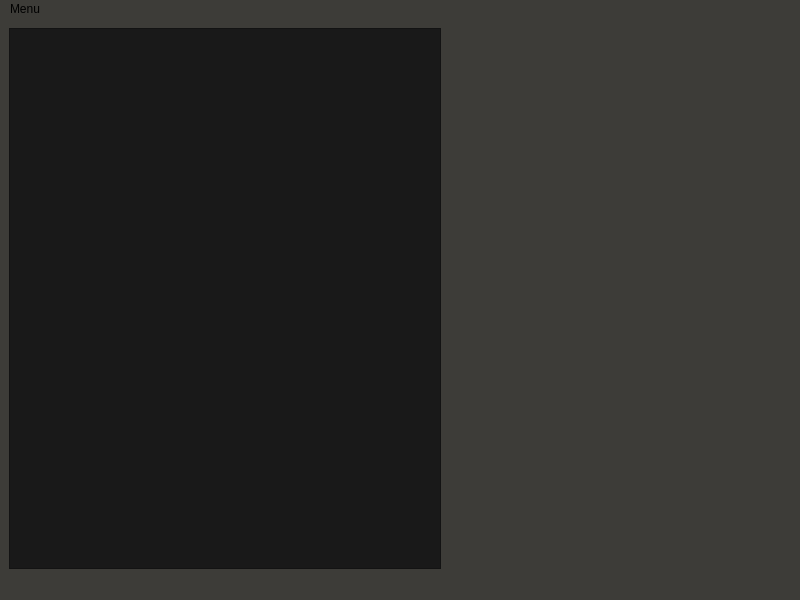
JohnCiubuc/StreamLinkerino, file src/Forms/MainWindow.ui: the form before one commit.
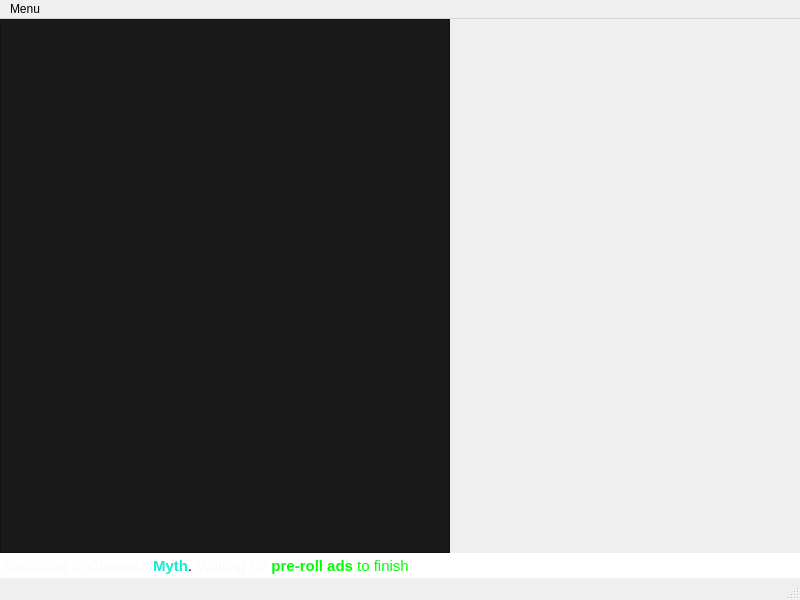
The form after the commit.

Commit message: Switching stream status alert for user

What changed in the file:
```diff
--- a/src/Forms/MainWindow.ui
+++ b/src/Forms/MainWindow.ui
@@ -14,7 +14,10 @@
    <string>MainWindow</string>
   </property>
   <property name="styleSheet">
-   <string notr="true">background-color: #3D3C38;</string>
+   <string notr="true">background-color: #3D3C38;
+QStatusBar{
+color:#F9F9F9;
+}</string>
   </property>
   <widget class="QWidget" name="centralwidget">
    <layout class="QGridLayout" name="gridLayout">
@@ -52,6 +55,24 @@
     <item row="0" column="0">
      <widget class="QWidget" name="widget_2" native="true">
       <layout class="QGridLayout" name="gridLayout_2">
+       <property name="leftMargin">
+        <number>0</number>
+       </property>
+       <property name="topMargin">
+        <number>0</number>
+       </property>
+       <property name="rightMargin">
+        <number>0</number>
+       </property>
+       <property name="bottomMargin">
+        <number>0</number>
+       </property>
+       <property name="horizontalSpacing">
+        <number>0</number>
+       </property>
+       <property name="verticalSpacing">
+        <number>5</number>
+       </property>
        <item row="0" column="0">
         <widget class="QPlainTextEdit" name="plainTextEdit">
          <property name="font">
@@ -64,14 +85,61 @@
 color:#F9F9F9;</string>
          </property>
          <property name="plainText">
-          <string>
-</string>
+          <string/>
          </property>
         </widget>
        </item>
       </layout>
      </widget>
     </item>
+    <item row="0" column="1">
+     <widget class="QWidget" name="widget" native="true">
+      <property name="minimumSize">
+       <size>
+        <width>350</width>
+        <height>0</height>
+       </size>
+      </property>
+      <property name="maximumSize">
+       <size>
+        <width>350</width>
+        <height>16777215</height>
+       </size>
+      </property>
+     </widget>
+    </item>
+    <item row="1" column="0" colspan="2">
+     <widget class="QTextEdit" name="textEdit_SwitchAlert">
+      <property name="maximumSize">
+       <size>
+        <width>16777215</width>
+        <height>25</height>
+       </size>
+      </property>
+      <property name="frameShape">
+       <enum>QFrame::NoFrame</enum>
+      </property>
+      <property name="verticalScrollBarPolicy">
+       <enum>Qt::ScrollBarAlwaysOff</enum>
+      </property>
+      <property name="horizontalScrollBarPolicy">
+       <enum>Qt::ScrollBarAlwaysOff</enum>
+      </property>
+      <property name="html">
+       <string>&lt;!DOCTYPE HTML PUBLIC &quot;-//W3C//DTD HTML 4.0//EN&quot; &quot;http://www.w3.org/TR/REC-html40/strict.dtd&quot;&gt;
+&lt;html&gt;&lt;head&gt;&lt;meta name=&quot;qrichtext&quot; content=&quot;1&quot; /&gt;&lt;style type=&quot;text/css&quot;&gt;
+p, li { white-space: pre-wrap; }
+&lt;/style&gt;&lt;/head&gt;&lt;body style=&quot; font-family:'Sans Serif'; font-size:9pt; font-weight:400; font-style:normal;&quot;&gt;
+&lt;p style=&quot; margin-top:0px; margin-bottom:0px; margin-left:0px; margin-right:0px; -qt-block-indent:0; text-indent:0px;&quot;&gt;&lt;span style=&quot; font-family:'Callibri'; font-size:11pt; color:#f9f9f9;&quot;&gt;Switching to Channel:&lt;/span&gt;&lt;span style=&quot; font-family:'Callibri'; font-size:11pt;&quot;&gt; &lt;/span&gt;&lt;span style=&quot; font-family:'Callibri'; font-size:11pt; font-weight:600; color:#0ef0ce;&quot;&gt;Myth&lt;/span&gt;&lt;span style=&quot; font-family:'Callibri'; font-size:11pt;&quot;&gt;. &lt;/span&gt;&lt;span style=&quot; font-family:'Callibri'; font-size:11pt; color:#f9f9f9;&quot;&gt;Waiting for&lt;/span&gt;&lt;span style=&quot; font-family:'Callibri'; font-size:11pt;&quot;&gt; &lt;/span&gt;&lt;span style=&quot; font-family:'Callibri'; font-size:11pt; font-weight:600; color:#00ff00;&quot;&gt;pre-roll ads&lt;/span&gt;&lt;span style=&quot; font-family:'Callibri'; font-size:11pt; color:#00ff00;&quot;&gt; to finish&lt;/span&gt;&lt;span style=&quot; font-family:'Callibri'; font-size:11pt; color:#f9f9f9;&quot;&gt;!&lt;/span&gt;&lt;/p&gt;&lt;/body&gt;&lt;/html&gt;</string>
+      </property>
+      <property name="acceptRichText">
+       <bool>true</bool>
+      </property>
+      <property name="textInteractionFlags">
+       <set>Qt::NoTextInteraction</set>
+      </property>
+     </widget>
+    </item>
    </layout>
   </widget>
   <widget class="QMenuBar" name="menubar">
```
Left out of the diff: 16 changed lines with no effect on the pictures. The commit also changes 2 other files.
